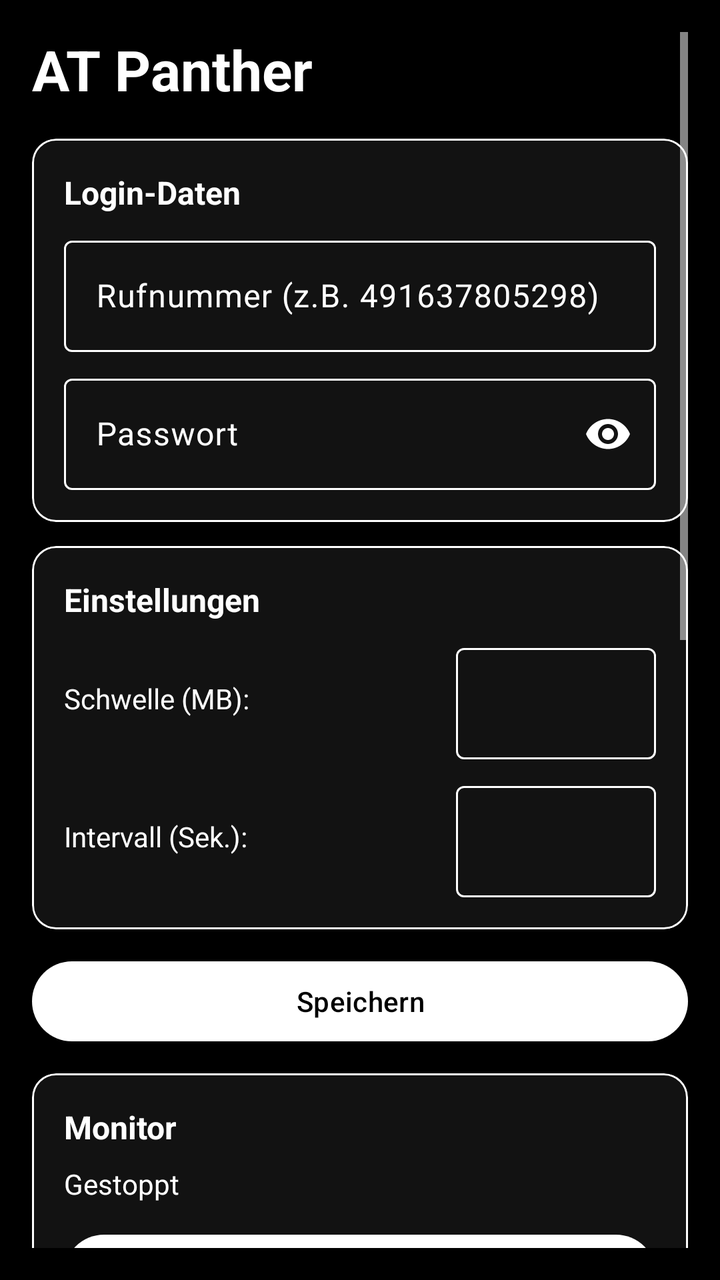
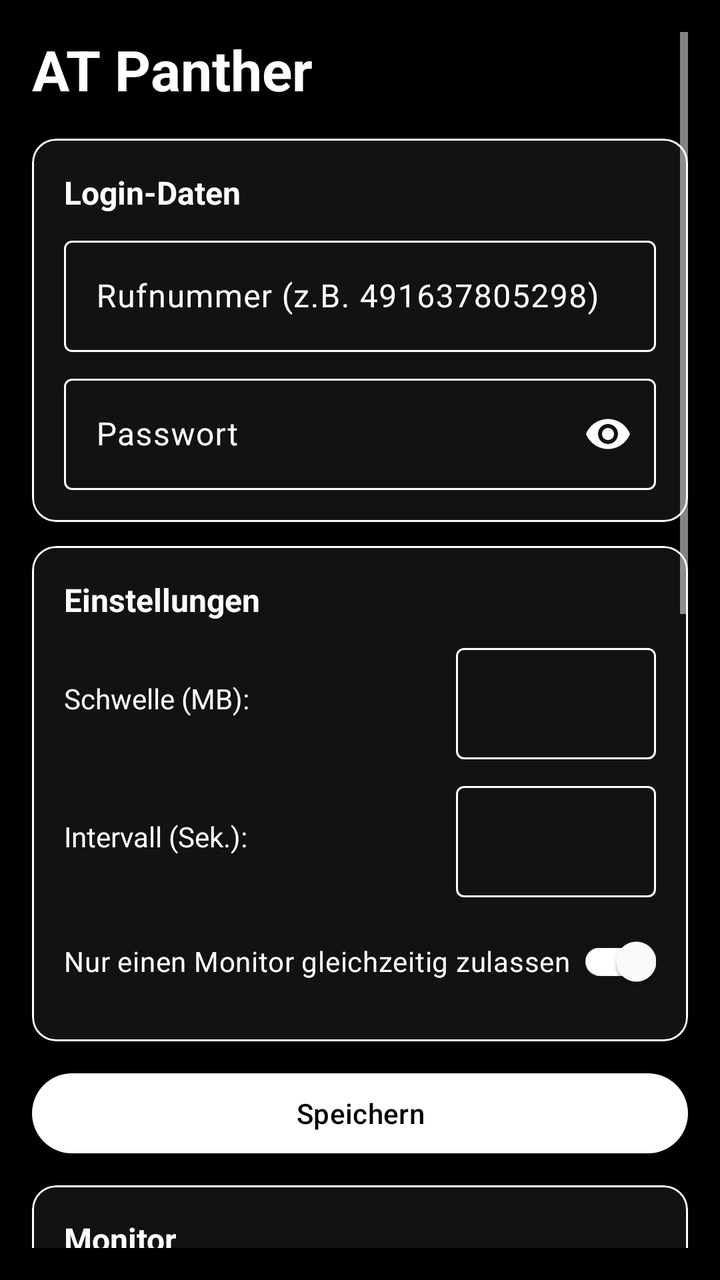

Two renders of the same Android screen: before a commit and after it. Below are the layout's source before the change and the commit's diff.
<!-- AndroidManifest.xml: application theme Theme.ATPanther.Black -->
<!-- res/layout/activity_main.xml -->
<?xml version="1.0" encoding="utf-8"?>
<ScrollView xmlns:android="http://schemas.android.com/apk/res/android"
    xmlns:app="http://schemas.android.com/apk/res-auto"
    android:layout_width="match_parent"
    android:layout_height="match_parent"
    android:padding="16dp"
    android:background="@color/bg_black">

    <LinearLayout
        android:layout_width="match_parent"
        android:layout_height="wrap_content"
        android:orientation="vertical">

        
        <TextView
            android:layout_width="match_parent"
            android:layout_height="wrap_content"
            android:text="AT Panther"
            android:textSize="28sp"
            android:textStyle="bold"
            android:textColor="@color/accent"
            android:layout_marginBottom="16dp" />

        
        <com.google.android.material.card.MaterialCardView
            android:layout_width="match_parent"
            android:layout_height="wrap_content"
            android:layout_marginBottom="12dp"
            app:cardCornerRadius="12dp"
            app:cardElevation="2dp"
            app:cardBackgroundColor="@color/card_bg">

            <LinearLayout
                android:layout_width="match_parent"
                android:layout_height="wrap_content"
                android:orientation="vertical"
                android:padding="16dp">

                <TextView
                    android:layout_width="wrap_content"
                    android:layout_height="wrap_content"
                    android:text="Login-Daten"
                    android:textSize="16sp"
                    android:textStyle="bold"
                    android:textColor="@color/text_primary"
                    android:layout_marginBottom="8dp" />

                <com.google.android.material.textfield.TextInputLayout
                    android:layout_width="match_parent"
                    android:layout_height="wrap_content"
                    android:hint="Rufnummer (z.B. 491637805298)">

                    <com.google.android.material.textfield.TextInputEditText
                        android:id="@+id/etPhone"
                        android:layout_width="match_parent"
                        android:layout_height="wrap_content"
                        android:inputType="phone" />
                </com.google.android.material.textfield.TextInputLayout>

                <com.google.android.material.textfield.TextInputLayout
                    android:layout_width="match_parent"
                    android:layout_height="wrap_content"
                    android:layout_marginTop="8dp"
                    android:hint="Passwort"
                    app:endIconMode="password_toggle">

                    <com.google.android.material.textfield.TextInputEditText
                        android:id="@+id/etPassword"
                        android:layout_width="match_parent"
                        android:layout_height="wrap_content"
                        android:inputType="textPassword" />
                </com.google.android.material.textfield.TextInputLayout>

            </LinearLayout>
        </com.google.android.material.card.MaterialCardView>

        
        <com.google.android.material.card.MaterialCardView
            android:layout_width="match_parent"
            android:layout_height="wrap_content"
            android:layout_marginBottom="12dp"
            app:cardCornerRadius="12dp"
            app:cardElevation="2dp"
            app:cardBackgroundColor="@color/card_bg">

            <LinearLayout
                android:layout_width="match_parent"
                android:layout_height="wrap_content"
                android:orientation="vertical"
                android:padding="16dp">

                <TextView
                    android:layout_width="wrap_content"
                    android:layout_height="wrap_content"
                    android:text="Einstellungen"
                    android:textSize="16sp"
                    android:textStyle="bold"
                    android:textColor="@color/text_primary"
                    android:layout_marginBottom="8dp" />

                <LinearLayout
                    android:layout_width="match_parent"
                    android:layout_height="wrap_content"
                    android:orientation="horizontal"
                    android:gravity="center_vertical">

                    <TextView
                        android:layout_width="0dp"
                        android:layout_height="wrap_content"
                        android:layout_weight="1"
                        android:text="Schwelle (MB):"
                        android:textColor="@color/text_secondary" />

                    <com.google.android.material.textfield.TextInputLayout
                        android:layout_width="100dp"
                        android:layout_height="wrap_content">

                        <com.google.android.material.textfield.TextInputEditText
                            android:id="@+id/etThreshold"
                            android:layout_width="match_parent"
                            android:layout_height="wrap_content"
                            android:inputType="number"
                            android:gravity="end" />
                    </com.google.android.material.textfield.TextInputLayout>
                </LinearLayout>

                <LinearLayout
                    android:layout_width="match_parent"
                    android:layout_height="wrap_content"
                    android:orientation="horizontal"
                    android:gravity="center_vertical"
                    android:layout_marginTop="8dp">

                    <TextView
                        android:layout_width="0dp"
                        android:layout_height="wrap_content"
                        android:layout_weight="1"
                        android:text="Intervall (Sek.):"
                        android:textColor="@color/text_secondary" />

                    <com.google.android.material.textfield.TextInputLayout
                        android:layout_width="100dp"
                        android:layout_height="wrap_content">

                        <com.google.android.material.textfield.TextInputEditText
                            android:id="@+id/etInterval"
                            android:layout_width="match_parent"
                            android:layout_height="wrap_content"
                            android:inputType="number"
                            android:gravity="end" />
                    </com.google.android.material.textfield.TextInputLayout>
                </LinearLayout>

            </LinearLayout>
        </com.google.android.material.card.MaterialCardView>

        
        <com.google.android.material.button.MaterialButton
            android:id="@+id/btnSaveCredentials"
            android:layout_width="match_parent"
            android:layout_height="wrap_content"
            android:layout_marginBottom="12dp"
            android:text="Speichern" />

        
        <com.google.android.material.card.MaterialCardView
            android:layout_width="match_parent"
            android:layout_height="wrap_content"
            android:layout_marginBottom="12dp"
            app:cardCornerRadius="12dp"
            app:cardElevation="2dp"
            app:cardBackgroundColor="@color/card_bg">

            <LinearLayout
                android:layout_width="match_parent"
                android:layout_height="wrap_content"
                android:orientation="vertical"
                android:padding="16dp">

                <TextView
                    android:layout_width="wrap_content"
                    android:layout_height="wrap_content"
                    android:text="Monitor"
                    android:textSize="16sp"
                    android:textStyle="bold"
                    android:textColor="@color/text_primary"
                    android:layout_marginBottom="8dp" />

                <TextView
                    android:id="@+id/tvStatus"
                    android:layout_width="match_parent"
                    android:layout_height="wrap_content"
                    android:text="Gestoppt"
                    android:textSize="14sp"
                    android:textColor="@color/text_secondary"
                    android:layout_marginBottom="12dp" />

                <com.google.android.material.button.MaterialButton
                    android:id="@+id/btnToggleService"
                    android:layout_width="match_parent"
                    android:layout_height="wrap_content"
                    android:text="Monitor starten" />

                
                <com.google.android.material.button.MaterialButton
                    android:id="@+id/btnBatteryOpt"
                    style="@style/Widget.Material3.Button.OutlinedButton"
                    android:layout_width="match_parent"
                    android:layout_height="wrap_content"
                    android:layout_marginTop="8dp"
                    android:text="Batterie-Optimierung ignorieren" />

                
                <com.google.android.material.button.MaterialButton
                    android:id="@+id/btnAutoStart"
                    style="@style/Widget.Material3.Button.OutlinedButton"
                    android:layout_width="match_parent"
                    android:layout_height="wrap_content"
                    android:layout_marginTop="8dp"
                    android:text="Hintergrundbetrieb erlauben" />

            </LinearLayout>
        </com.google.android.material.card.MaterialCardView>

        
        <com.google.android.material.card.MaterialCardView
            android:layout_width="match_parent"
            android:layout_height="wrap_content"
            android:layout_marginBottom="12dp"
            app:cardCornerRadius="12dp"
            app:cardElevation="2dp"
            app:cardBackgroundColor="@color/card_bg">

            <LinearLayout
                android:layout_width="match_parent"
                android:layout_height="wrap_content"
                android:orientation="vertical"
                android:padding="16dp">

                <TextView
                    android:layout_width="wrap_content"
                    android:layout_height="wrap_content"
                    android:text="Wartung"
                    android:textSize="16sp"
                    android:textStyle="bold"
                    android:textColor="@color/text_primary"
                    android:layout_marginBottom="8dp" />

                <com.google.android.material.button.MaterialButton
                    android:id="@+id/btnClearCache"
                    style="@style/Widget.Material3.Button.OutlinedButton"
                    android:layout_width="match_parent"
                    android:layout_height="wrap_content"
                    android:text="Cache leeren" />

                <com.google.android.material.button.MaterialButton
                    android:id="@+id/btnExportLog"
                    style="@style/Widget.Material3.Button.OutlinedButton"
                    android:layout_width="match_parent"
                    android:layout_height="wrap_content"
                    android:layout_marginTop="8dp"
                    android:text="Log exportieren" />

            </LinearLayout>
        </com.google.android.material.card.MaterialCardView>

        
        <com.google.android.material.card.MaterialCardView
            android:layout_width="match_parent"
            android:layout_height="wrap_content"
            app:cardCornerRadius="12dp"
            app:cardElevation="2dp"
            app:cardBackgroundColor="@color/card_bg">

            <LinearLayout
                android:layout_width="match_parent"
                android:layout_height="wrap_content"
                android:orientation="vertical"
                android:padding="16dp">

                <TextView
                    android:layout_width="wrap_content"
                    android:layout_height="wrap_content"
                    android:text="Verlauf"
                    android:textSize="16sp"
                    android:textStyle="bold"
                    android:textColor="@color/text_primary"
                    android:layout_marginBottom="8dp" />

                <androidx.recyclerview.widget.RecyclerView
                    android:id="@+id/rvLog"
                    android:layout_width="match_parent"
                    android:layout_height="240dp"
                    android:minHeight="200dp"
                    android:nestedScrollingEnabled="false" />

            </LinearLayout>
        </com.google.android.material.card.MaterialCardView>

    </LinearLayout>
</ScrollView>
<!-- resources referenced by this layout -->
<resources>
  <color name="accent">#FFFFFF</color>
  <color name="bg_black">#000000</color>
  <color name="card_bg">#000000</color>
  <color name="text_primary">#FFFFFF</color>
  <color name="text_secondary">#FFFFFF</color>
  <style name="Theme.ATPanther.Black" parent="Theme.Material3.Dark.NoActionBar">
          <item name="android:colorBackground">@color/bg_black</item>
          <item name="android:windowBackground">@color/bg_black</item>
          <item name="android:statusBarColor">@color/bg_black</item>
          <item name="android:navigationBarColor">@color/bg_black</item>
          <item name="android:windowLightStatusBar">false</item>
          <item name="android:windowLightNavigationBar">false</item>
          <item name="android:textColorPrimary">@color/text_primary</item>
          <item name="android:textColorSecondary">@color/text_secondary</item>
  
          
          <item name="colorPrimary">@color/primary</item>
          <item name="colorPrimaryVariant">@color/primary_dark</item>
          <item name="colorOnPrimary">@color/black</item>
          <item name="colorPrimaryContainer">@color/white</item>
          <item name="colorOnPrimaryContainer">@color/black</item>
          <item name="colorSecondary">@color/accent</item>
          <item name="colorOnSecondary">@color/black</item>
          <item name="colorSecondaryContainer">@color/white</item>
          <item name="colorOnSecondaryContainer">@color/black</item>
          <item name="colorSurface">@color/card_bg</item>
          <item name="colorOnSurface">@color/text_primary</item>
          <item name="colorSurfaceVariant">@color/bg_black</item>
          <item name="colorOnSurfaceVariant">@color/text_secondary</item>
          <item name="colorOutline">@color/text_primary</item>
          <item name="colorOutlineVariant">@color/text_primary</item>
          <item name="colorError">@color/text_primary</item>
          <item name="colorOnError">@color/black</item>
      </style>
  <color name="primary">#FFFFFF</color>
  <color name="primary_dark">#FFFFFF</color>
  <color name="black">#000000</color>
  <color name="white">#FFFFFF</color>
</resources>

<!-- the commit's change to res/layout/activity_main.xml (unified diff, before → after) -->
@@ -151,6 +151,15 @@
                     </com.google.android.material.textfield.TextInputLayout>
                 </LinearLayout>
 
+                <com.google.android.material.switchmaterial.SwitchMaterial
+                    android:id="@+id/swSingleMonitor"
+                    android:layout_width="match_parent"
+                    android:layout_height="wrap_content"
+                    android:layout_marginTop="8dp"
+                    android:text="Nur einen Monitor gleichzeitig zulassen"
+                    android:textColor="@color/text_primary"
+                    android:checked="true" />
+
             </LinearLayout>
         </com.google.android.material.card.MaterialCardView>
 
